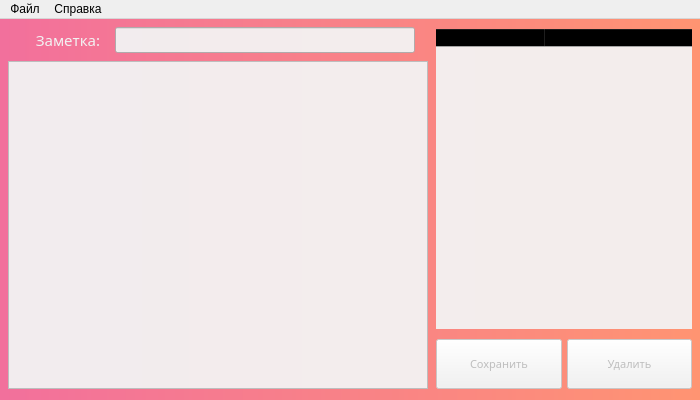
This is src/forms/main_window.ui in EgorBlyablin/MyMemo as Qt 5 draws it before an edit. The edited form follows.
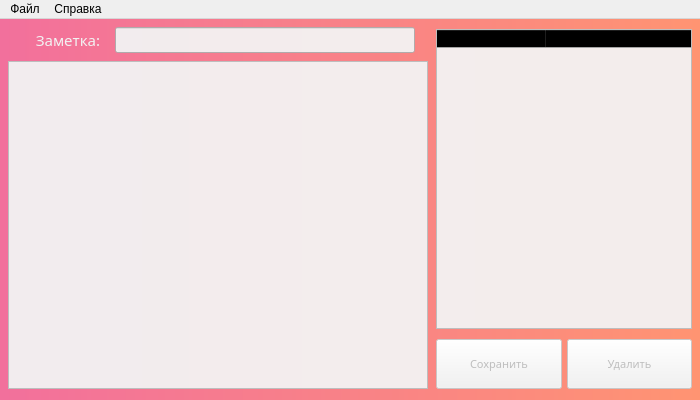
This is the edited form. Icons and pictures are not drawn.

```diff
--- a/src/forms/main_window.ui
+++ b/src/forms/main_window.ui
@@ -489,7 +489,7 @@
            <string notr="true">background-color: rgba(242, 242, 242, 242);</string>
           </property>
           <property name="frameShape">
-           <enum>QFrame::VLine</enum>
+           <enum>QFrame::StyledPanel</enum>
           </property>
           <property name="frameShadow">
            <enum>QFrame::Sunken</enum>
```
Left out of the diff: 4 changed lines with no effect on the pictures.
